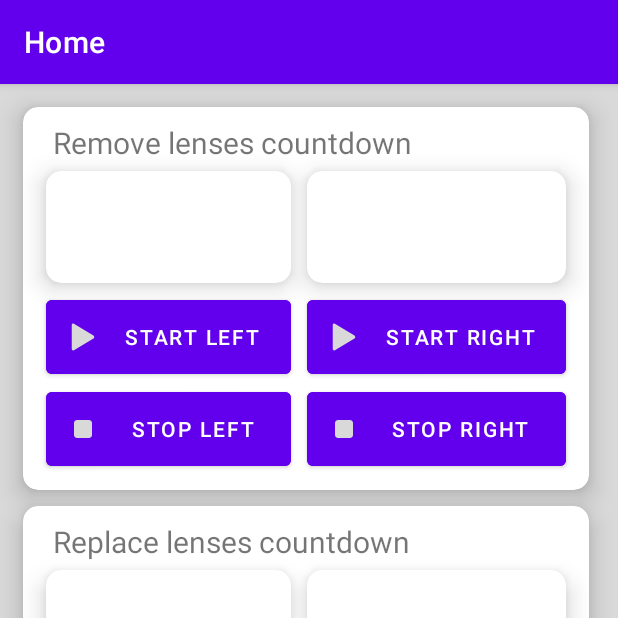
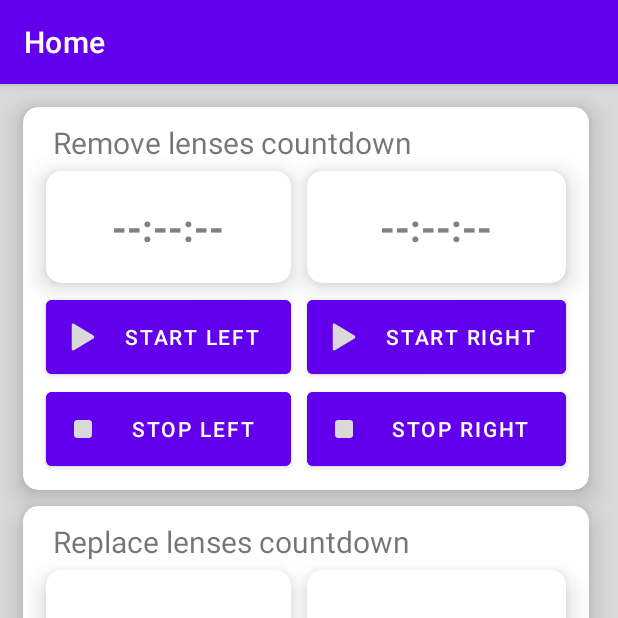
Before and after one commit to ketrab2004-Android/ContactLenses, an Android app: the screen it shows after launch (MainActivity), on a phone screen of 412 x 824 dp, the top half of it. Run offline under Robolectric (Android 15) with nearby library versions, the phone set to English and light mode, and no system bars; our stand-ins replace navigation-ui.

Commit message:
Added loading in settings from main Added updateCountdowns for day Added loop that updates countdowns (currently only in day)

```diff
--- a/app/src/main/java/me/ketrab2004/contactlenses/ui/home/HomeFragment.java
+++ b/app/src/main/java/me/ketrab2004/contactlenses/ui/home/HomeFragment.java
@@ -1,6 +1,11 @@
 package me.ketrab2004.contactlenses.ui.home;
 
+import android.content.res.Resources;
 import android.os.Bundle;
+import android.os.Debug;
+import android.util.Log;
+import android.util.Pair;
+import android.util.TypedValue;
 import android.view.LayoutInflater;
 import android.view.View;
 import android.view.ViewGroup;
@@ -9,21 +14,110 @@ import android.widget.TextView;
 import androidx.annotation.NonNull;
 import androidx.annotation.Nullable;
 import androidx.fragment.app.Fragment;
+import androidx.lifecycle.Lifecycle;
 import androidx.lifecycle.Observer;
+import androidx.lifecycle.OnLifecycleEvent;
 import androidx.lifecycle.ViewModelProvider;
 
+import java.sql.Time;
+
+import me.ketrab2004.contactlenses.LensesSettings;
+import me.ketrab2004.contactlenses.MainActivity;
 import me.ketrab2004.contactlenses.R;
 
 public class HomeFragment extends Fragment {
 
     private HomeViewModel homeViewModel;
+    ViewGroup viewGroup;
+
+    public LensesSettings sets;
+
+    TextView leftDayCountdown;
+    TextView rightDayCountdown;
 
     public View onCreateView(@NonNull LayoutInflater inflater,
                              ViewGroup container, Bundle savedInstanceState) {
         homeViewModel =
                 new ViewModelProvider(this).get(HomeViewModel.class);
-        View root = inflater.inflate(R.layout.fragment_home, container, false);
 
-        return root;
+        updateSets(); //load settings into fragment
+
+        viewGroup = container;
+
+        return inflater.inflate(R.layout.fragment_home, container, false);
     }
+
+    private LensesSettings updateSets(){
+        sets = ((MainActivity)getActivity()).sets;
+        return sets;
+    }
+
+    @Override
+    public void onStart() {
+        super.onStart();
+
+        leftDayCountdown = (TextView) viewGroup.findViewById(R.id.CountdownDayLeft);
+        rightDayCountdown = (TextView) viewGroup.findViewById(R.id.CountdownDayRight);
+
+        if (updateClockThread.getState() == Thread.State.NEW)
+        {
+            updateClockThread.start();
+        }
+
+        if (!sets.startLensLeft.equals(new Time(0))){ //if lens left counter has started
+            TextView button = viewGroup.findViewById(R.id.buttonDayLeftToggle);
+
+            button.setText(R.string.home_stop_left); //change play button to stop button
+            button.setCompoundDrawablesWithIntrinsicBounds(R.drawable.ic_home_stop_24dp, 0,0,0);
+        }
+        if (!sets.startLensRight.equals(new Time(0))){ //if lens right counter has started
+            TextView button = viewGroup.findViewById(R.id.buttonDayRightToggle);
+
+            button.setText(R.string.home_stop_right); //change play button to stop button
+            button.setCompoundDrawablesWithIntrinsicBounds(R.drawable.ic_home_stop_24dp, 0,0,0);
+        }
+    }
+
+    private void updateCountdownDay(){
+        Pair<String, Boolean> left = sets.timerDayLeft();
+        leftDayCountdown.setText(left.first);
+
+        Pair<String, Boolean> right = sets.timerDayRight();
+        rightDayCountdown.setText(right.first);
+
+        if (getContext() != null) {
+            Resources.Theme theme = getContext().getTheme();
+            TypedValue typedValue = new TypedValue();
+            if (left.second) {
+                theme.resolveAttribute(R.attr.counterOverflowTextColor, typedValue, true);
+            } else {
+                theme.resolveAttribute(R.attr.counterTextColor, typedValue, true);
+            }
+            leftDayCountdown.setTextColor(typedValue.data);
+
+            typedValue = new TypedValue();
+            if (right.second) {
+                theme.resolveAttribute(R.attr.counterOverflowTextColor, typedValue, true);
+            } else {
+                theme.resolveAttribute(R.attr.counterTextColor, typedValue, true);
+            }
+            rightDayCountdown.setTextColor(typedValue.data);
+        }
+    }
+
+    Boolean updateClockLoop = true;
+    private Thread updateClockThread = new Thread() {
+        @Override
+        public void run() {
+            try {
+                while(updateClockLoop) {
+                    updateCountdownDay();
+
+                    sleep(999);
+                }
+            } catch (InterruptedException e) {
+                e.printStackTrace();
+            }
+        }
+    };
 }
```
